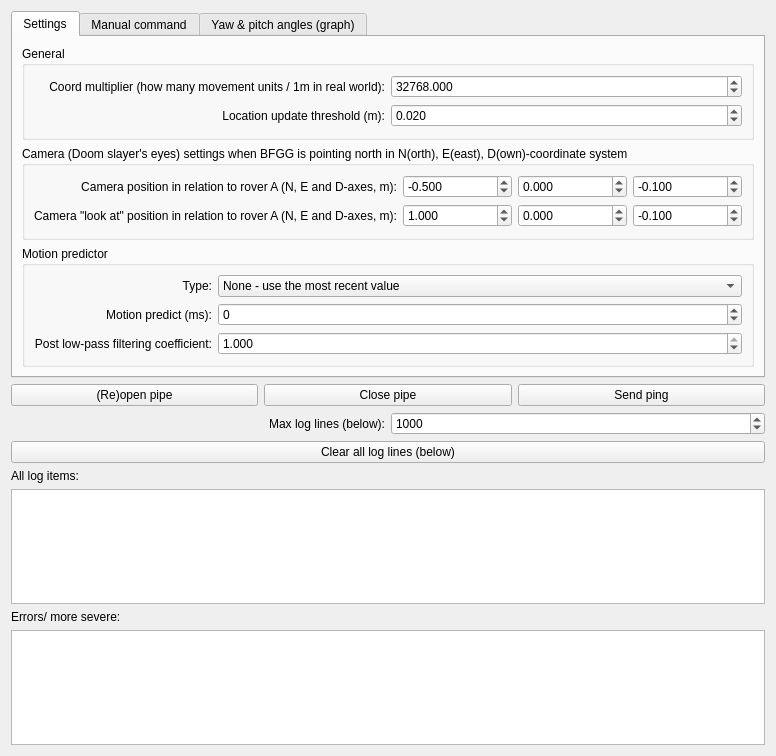
First picture: the form in doomrunsyouform.ui, repository GNSS-Stylist/GNSS-Stylus, before the edit.
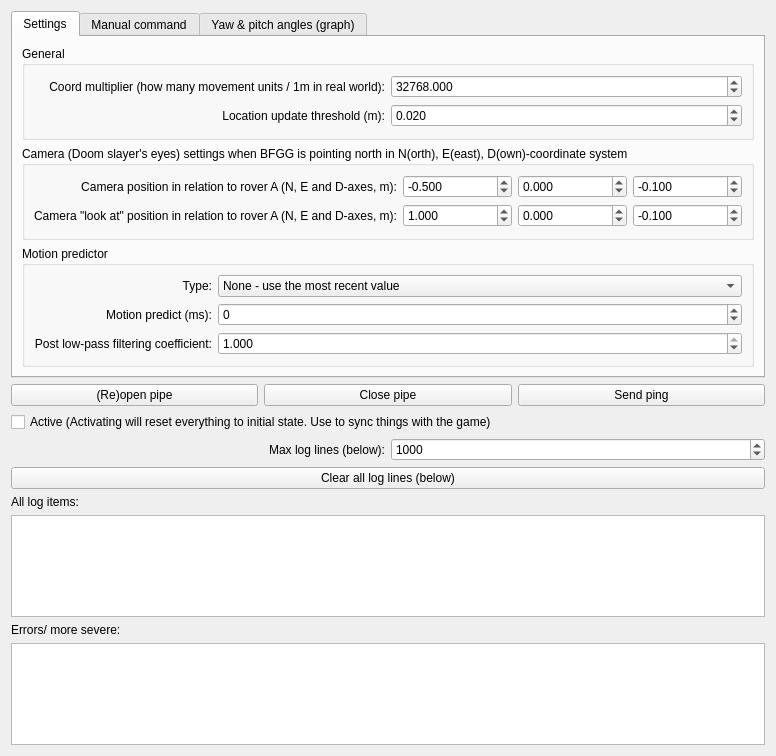
Second picture: the form after the edit. Custom widgets are drawn as their Qt base class.

Commit message:
Added activation/deactivation of sending of command
Added to make it easier to sync things between this SW and Doom. Activating will reset everything to initial state.

Patch:
```diff
--- a/doomrunsyouform.ui
+++ b/doomrunsyouform.ui
@@ -499,6 +499,13 @@
      </item>
     </layout>
    </item>
+   <item>
+    <widget class="QCheckBox" name="checkBox_Active">
+     <property name="text">
+      <string>Active (Activating will reset everything to initial state. Use to sync things with the game)</string>
+     </property>
+    </widget>
+   </item>
    <item>
     <layout class="QVBoxLayout" name="verticalLayout_CenterControls">
      <item>
```
The commit also changes 2 other files.
